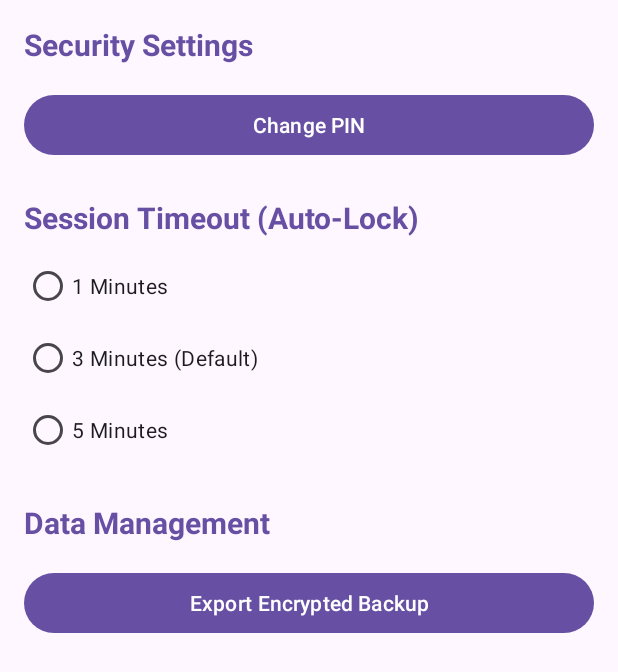
After one commit to enzobarba/Secure-Notes, an Android app: the layout fragment_settings.xml on its own in the app's theme, with its tools: preview values and no code run, on a phone screen of 412 x 824 dp. The commit adds this screen. Shown: the top 672 px of the screen. Run offline under Robolectric (Android 15) with nearby library versions, the light colour scheme and no system bars.

Commit message:
feat: add settings (timeout, changePin)

```diff
--- a/app/src/main/java/com/example/securenotes/ui/archive/FileArchiveFragment.java
+++ b/app/src/main/java/com/example/securenotes/ui/archive/FileArchiveFragment.java
@@ -16,7 +16,7 @@ import androidx.biometric.BiometricManager;
 import android.app.AlertDialog;
 import androidx.appcompat.widget.PopupMenu;
 import androidx.fragment.app.Fragment;
-import com.example.securenotes.ui.auth.EnterPinFilesDialogFragment;
+import com.example.securenotes.ui.auth.EnterPinDialogFragment;
 import androidx.lifecycle.ViewModelProvider;
 import androidx.biometric.BiometricPrompt;
 import androidx.core.content.ContextCompat;
@@ -31,7 +31,7 @@ Questo Fragment (Refactoring Fatto).
 Delega tutto il lavoro pesante (I/O, Cripto)
 al FileViewModel.
 */
-public class FileArchiveFragment extends Fragment implements EnterPinFilesDialogFragment.PinAuthDialogListener{
+public class FileArchiveFragment extends Fragment implements EnterPinDialogFragment.PinAuthDialogListener{
 
     private FragmentFileArchiveBinding binding;
     private FileAdapter fileAdapter;
@@ -199,7 +199,7 @@ public class FileArchiveFragment extends Fragment implements EnterPinFilesDialog
     //Questo metodo helper crea e mostra il nostro nuovo DialogFragment.
 
     private void showPinDialog() {
-        EnterPinFilesDialogFragment dialog = new EnterPinFilesDialogFragment();
+        EnterPinDialogFragment dialog = new EnterPinDialogFragment();
 
         // 'this' (FileArchiveFragment) è il "genitore"
         // che riceverà il callback.
--- /dev/null
+++ b/app/src/main/res/drawable/ic_settings.xml
@@ -0,0 +1,5 @@
+<vector xmlns:android="http://schemas.android.com/apk/res/android" android:height="24dp" android:tint="#000000" android:viewportHeight="960" android:viewportWidth="960" android:width="24dp">
+
+    <path android:fillColor="@android:color/white" android:pathData="M686,828L444,584Q424,592 403.5,596Q383,600 360,600Q260,600 190,530Q120,460 120,360Q120,324 130,291.5Q140,259 158,230L304,376L376,304L230,158Q259,140 291.5,130Q324,120 360,120Q460,120 530,190Q600,260 600,360Q600,383 596,403.5Q592,424 584,444L828,686Q840,698 840,715Q840,732 828,744L744,828Q732,840 715,840Q698,840 686,828ZM715,743L742,716L486,460Q504,440 512,413.5Q520,387 520,360Q520,300 481.5,255.5Q443,211 386,202L460,276Q472,288 472,304Q472,320 460,332L332,460Q320,472 304,472Q288,472 276,460L202,386Q211,443 255.5,481.5Q300,520 360,520Q386,520 412,512Q438,504 459,487L715,743ZM472,472L472,472Q472,472 472,472Q472,472 472,472Q472,472 472,472Q472,472 472,472L472,472Q472,472 472,472Q472,472 472,472L472,472Q472,472 472,472Q472,472 472,472L472,472Q472,472 472,472Q472,472 472,472Q472,472 472,472Q472,472 472,472L472,472Z"/>
+
+</vector>
--- /dev/null
+++ b/app/src/main/res/layout/fragment_settings.xml
@@ -0,0 +1,74 @@
+<?xml version="1.0" encoding="utf-8"?>
+<LinearLayout
+    xmlns:android="http://schemas.android.com/apk/res/android"
+    android:layout_width="match_parent"
+    android:layout_height="match_parent"
+    android:orientation="vertical"
+    android:padding="16dp">
+
+    <TextView
+        android:layout_width="wrap_content"
+        android:layout_height="wrap_content"
+        android:text="@string/sec_settings"
+        android:textStyle="bold"
+        android:textSize="20sp"
+        android:textColor="?android:attr/colorPrimary"
+        android:layout_marginBottom="16dp" />
+
+    <Button
+        android:id="@+id/btnChangePin"
+        android:layout_width="match_parent"
+        android:layout_height="wrap_content"
+        android:text="@string/change_pin"
+        android:layout_marginBottom="24dp" />
+
+    <TextView
+        android:layout_width="wrap_content"
+        android:layout_height="wrap_content"
+        android:text="@string/session_timeout"
+        android:textSize="20sp"
+        android:textStyle="bold"
+        android:textColor="?android:attr/colorPrimary"
+        android:layout_marginBottom="8dp" />
+
+    <RadioGroup
+        android:id="@+id/radioGroupTimeout"
+        android:layout_width="match_parent"
+        android:layout_height="wrap_content"
+        android:layout_marginBottom="24dp">
+
+        <RadioButton
+            android:id="@+id/radio1Min"
+            android:layout_width="wrap_content"
+            android:layout_height="wrap_content"
+            android:text="@string/timeout_one_min" />
+
+        <RadioButton
+            android:id="@+id/radio3Min"
+            android:layout_width="wrap_content"
+            android:layout_height="wrap_content"
+            android:text="@string/timeout_three_min" />
+
+        <RadioButton
+            android:id="@+id/radio5Min"
+            android:layout_width="wrap_content"
+            android:layout_height="wrap_content"
+            android:text="@string/timeout_five_min" />
+    </RadioGroup>
+
+    <TextView
+        android:layout_width="wrap_content"
+        android:layout_height="wrap_content"
+        android:text="@string/data_management"
+        android:textSize="20sp"
+        android:textStyle="bold"
+        android:textColor="?android:attr/colorPrimary"
+        android:layout_marginBottom="16dp" />
+
+    <Button
+        android:id="@+id/btnExportBackup"
+        android:layout_width="match_parent"
+        android:layout_height="wrap_content"
+        android:text="@string/export_enc_backup" />
+
+</LinearLayout>
--- a/app/src/main/res/menu/dashboard_menu.xml
+++ b/app/src/main/res/menu/dashboard_menu.xml
@@ -11,4 +11,9 @@
         android:icon="@drawable/ic_archive"
         android:title="@string/dashboard_title_files" />
 
+    <item
+        android:id="@+id/menu_settings"
+        android:icon="@drawable/ic_settings"
+        android:title="@string/dash_settings" />
+
 </menu>
--- a/app/src/main/res/values/strings.xml
+++ b/app/src/main/res/values/strings.xml
@@ -18,5 +18,21 @@
     <string name="menu_delete">Delete</string>
     <string name="dashboard_title_notes">Note</string>
     <string name="dashboard_title_files">File</string>
+    <string name="dash_settings">Settings</string>
+    <string name="sec_settings">Security Settings</string>
+    <string name="change_pin">Change PIN</string>
+    <string name="session_timeout">Session Timeout (Auto-Lock)</string>
+    <string name="timeout_one_min">1 Minutes</string>
+    <string name="timeout_three_min">3 Minutes (Default)</string>
+    <string name="timeout_five_min">5 Minutes</string>
+    <string name="data_management">Data Management</string>
+    <string name="export_enc_backup">Export Encrypted Backup</string>
+
+
+
+
+
+
+
 
 </resources>
```
Also changed, not shown: app/src/main/java/com/example/securenotes/SecureNotesApplication.java (+16 -12 lines), app/src/main/java/com/example/securenotes/ui/auth/EnterPinDialogFragment.java (renamed from app/src/main/java/com/example/securenotes/ui/auth/EnterPinFilesDialogFragment.java, +12 -3 lines), app/src/main/java/com/example/securenotes/ui/dashboard/MainActivity.java (+17 -1 lines), app/src/main/java/com/example/securenotes/ui/settings/SettingsFragment.java (added, +110 -0 lines).
